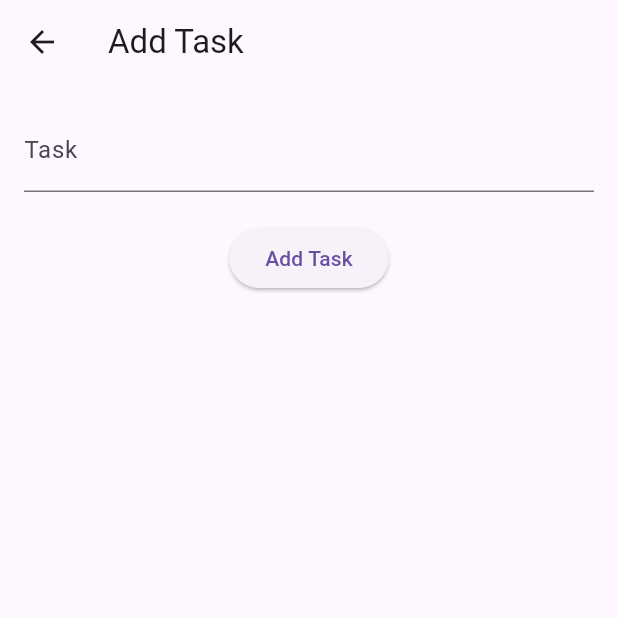
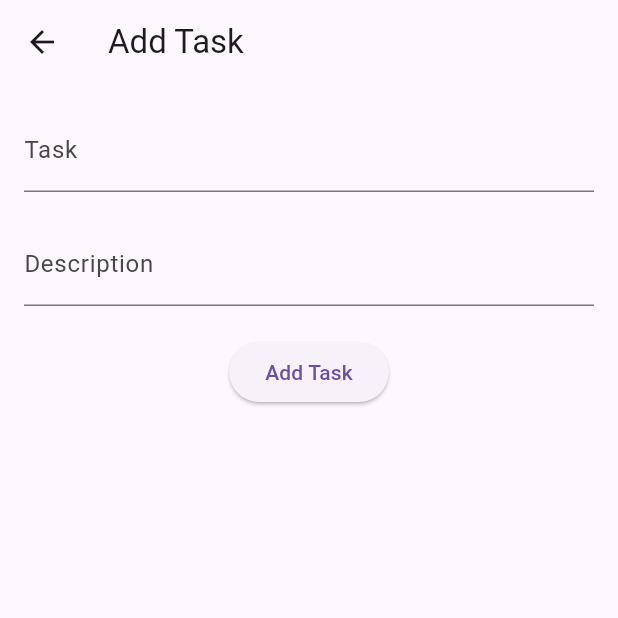
Before and after one commit to ricardo-camilo-programador-frontend-web/flutter-dimensions-part-1, a Flutter app: the AddTaskScreen screen opened by its route, after a tap on "Add Task", on a phone screen of 412 x 824 dp, the top half of it. Run offline on Flutter 3.47's test engine with Material 3 defaults, Android fonts, the light colour scheme and no system bars.

Commit message:
Enhance AddTaskScreen with description and additional task attributes

```diff
--- a/lib/screens/add_task_screen.dart
+++ b/lib/screens/add_task_screen.dart
@@ -5,15 +5,34 @@ import '../models/task.dart';
 
 class AddTaskScreen extends StatelessWidget {
   final TextEditingController _taskController = TextEditingController();
+  final TextEditingController _descriptionController = TextEditingController();
+  final DateTime _creationDate = DateTime.now();
+  final DateTime _dueDate = DateTime.now();
+  final String _priority = 'Low';
+  final String _status = 'Pending';
+  final String _updatedAt = DateTime.now().toString();
+
 
   void _addTask(BuildContext context) {
     final taskText = _taskController.text;
+    final descriptionText = _descriptionController.text;
+    final creationDate = _creationDate.toString();
+    final dueDate = _dueDate.toString();
+    final priority = _priority;
+    final status = _status;
+    final updatedAt = _updatedAt;
 
     if (taskText.isNotEmpty) {
       Provider.of<TaskProvider>(context, listen: false).addTask(
         Task(
           id: DateTime.now().toString(),
           title: taskText,
+          description: descriptionText,
+          creationDate: creationDate,
+          dueDate: dueDate,
+          priority: priority,
+          status: status,
+          updatedAt: updatedAt,
           isDone: false,
         )
       );
@@ -37,10 +56,16 @@ class AddTaskScreen extends StatelessWidget {
               decoration: InputDecoration(labelText: 'Task'),
             ),
             SizedBox(height: 20),
+            TextField(
+              controller: _descriptionController,
+              decoration: InputDecoration(labelText: 'Description'),
+            ),
+            SizedBox(height: 20),
             ElevatedButton(
               onPressed: () => _addTask(context),
               child: Text('Add Task'),
             )
+
           ]
         )
       ) // Implement the form to add a task here
```
